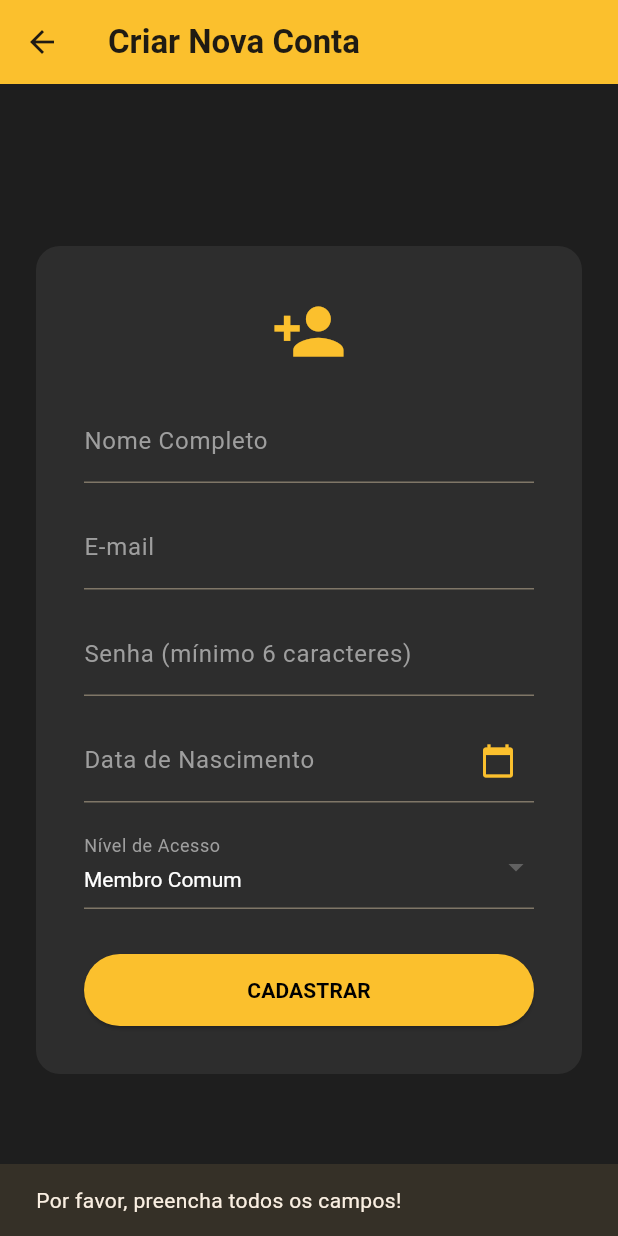
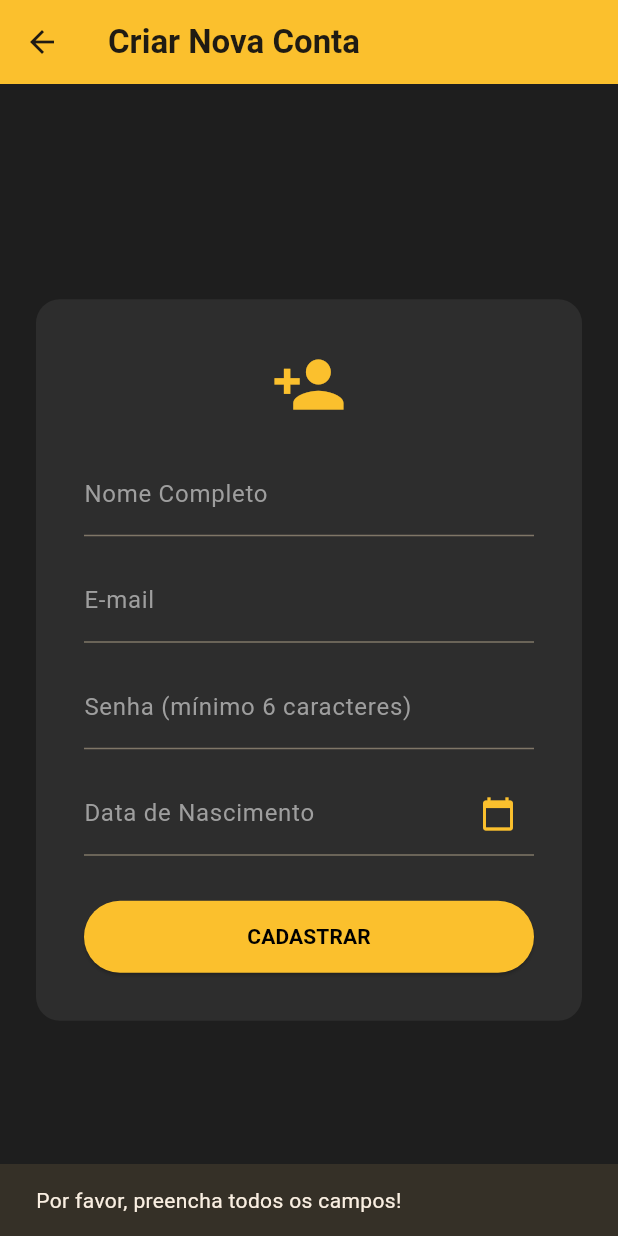
Before and after one commit to 10Santana/api, a Flutter app: the RegisterScreen screen opened directly, after a tap on "CADASTRAR", on a phone screen of 412 x 824 dp. Run offline on Flutter 3.47's test engine with Material 3 defaults, Android fonts, the light colour scheme and no system bars; our stand-ins replace cloud_firestore, firebase_auth, firebase_core; accounts and stored records are empty.

Commit message:
Removido campo de nivel de acesso

```diff
--- a/lib/main.dart
+++ b/lib/main.dart
@@ -129,7 +129,6 @@ class _RegisterScreenState extends State<RegisterScreen> {
   final _emailController = TextEditingController();
   final _senhaController = TextEditingController();
   final _dataNascimentoController = TextEditingController();
-  String _tipoAdminSelecionado = 'nenhum';
 
   Future<void> _escolherDataNascimento(BuildContext context) async {
     final DateTime? dataEscolhida = await showDatePicker(
@@ -170,7 +169,7 @@ class _RegisterScreenState extends State<RegisterScreen> {
         'nomeCompleto': _nomeCompletoController.text.trim(),
         'email': _emailController.text.trim(),
         'dataNascimento': _dataNascimentoController.text.trim(),
-        'tipoAdmin': _tipoAdminSelecionado,
+        'tipoAdmin': 'cultos',
         'criadoEm': FieldValue.serverTimestamp(),
       });
 
@@ -239,26 +238,6 @@ class _RegisterScreenState extends State<RegisterScreen> {
                     ),
                   ),
                 ),
-                const SizedBox(height: 15),
-                DropdownButtonFormField<String>(
-                  value: _tipoAdminSelecionado,
-                  dropdownColor: const Color(0xFF2D2D2D),
-                  style: const TextStyle(color: Colors.white),
-                  decoration: const InputDecoration(
-                    labelText: 'Nível de Acesso',
-                    labelStyle: TextStyle(color: Colors.grey),
-                  ),
-                  items: const [
-                    DropdownMenuItem(value: 'nenhum', child: Text('Membro Comum')),
-                    DropdownMenuItem(value: 'cultos', child: Text('Admin 2 (Apenas Cultos)')),
-                    DropdownMenuItem(value: 'principal', child: Text('Admin 1 (Principal - Tudo)')),
-                  ],
-                  onChanged: (value) {
-                    setState(() {
-                      _tipoAdminSelecionado = value!;
-                    });
-                  },
-                ),
                 const SizedBox(height: 30),
                 SizedBox(
                   width: double.infinity,
@@ -311,7 +290,6 @@ class _HomeScreenState extends State<HomeScreen> {
         final doc = await FirebaseFirestore.instance.collection('usuarios').doc(user.uid).get();
         if (doc.exists && doc.data() != null) {
           final data = doc.data()!;
-          // Tenta ler de várias chaves possíveis para garantir que ache o nome
           String nomeEncontrado = data['nomeCompleto'] ?? data['nome'] ?? data['displayName'] ?? '';
           if (nomeEncontrado.isEmpty && user.displayName != null) {
             nomeEncontrado = user.displayName!;
@@ -473,7 +451,9 @@ class _HomeScreenState extends State<HomeScreen> {
                         }
 
                         if (context.mounted) Navigator.pop(context);
-                        ScaffoldMessenger.of(context).showSnackBar(SnackBar(content: Text(docId == null ? "Aviso adicionado com sucesso!" : "Aviso atualizado com sucesso!")));
+                        if (context.mounted) {
+                          ScaffoldMessenger.of(context).showSnackBar(SnackBar(content: Text(docId == null ? "Aviso adicionado com sucesso!" : "Aviso atualizado com sucesso!")));
+                        }
                       } catch (e) {
                         if (context.mounted) ScaffoldMessenger.of(context).showSnackBar(SnackBar(content: Text("Erro ao salvar aviso: $e")));
                       }
```
Also changed, not shown: firebase.json, 4 other files.
